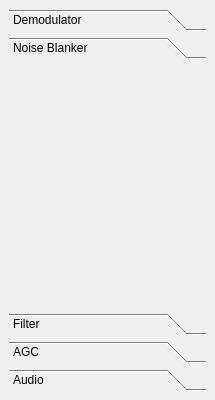
gqrx-sdr/gqrx, file qtgui/dockrxopt.ui: the form before one commit.
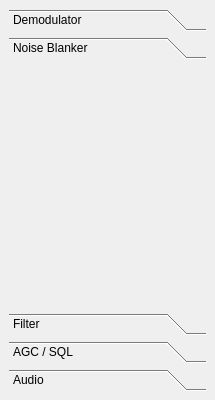
The form after the commit. The open tabs and pages were chosen to show the change.

Commit message: Forgot squelch label.

Diff of the .ui file:
```diff
--- a/qtgui/dockrxopt.ui
+++ b/qtgui/dockrxopt.ui
@@ -362,7 +362,7 @@
         <string/>
        </property>
        <attribute name="label">
-        <string>AGC</string>
+        <string>AGC / SQL</string>
        </attribute>
       </widget>
       <widget class="QWidget" name="pageAudio">
```
Left out of the diff: 12 changed lines with no effect on the pictures.
